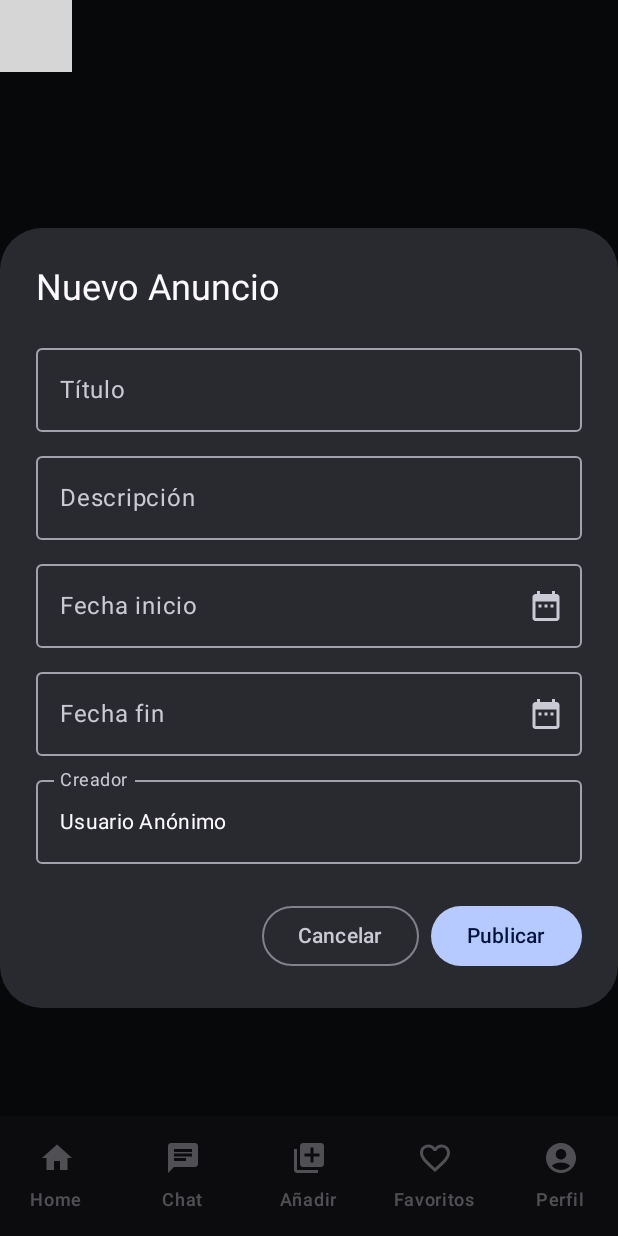
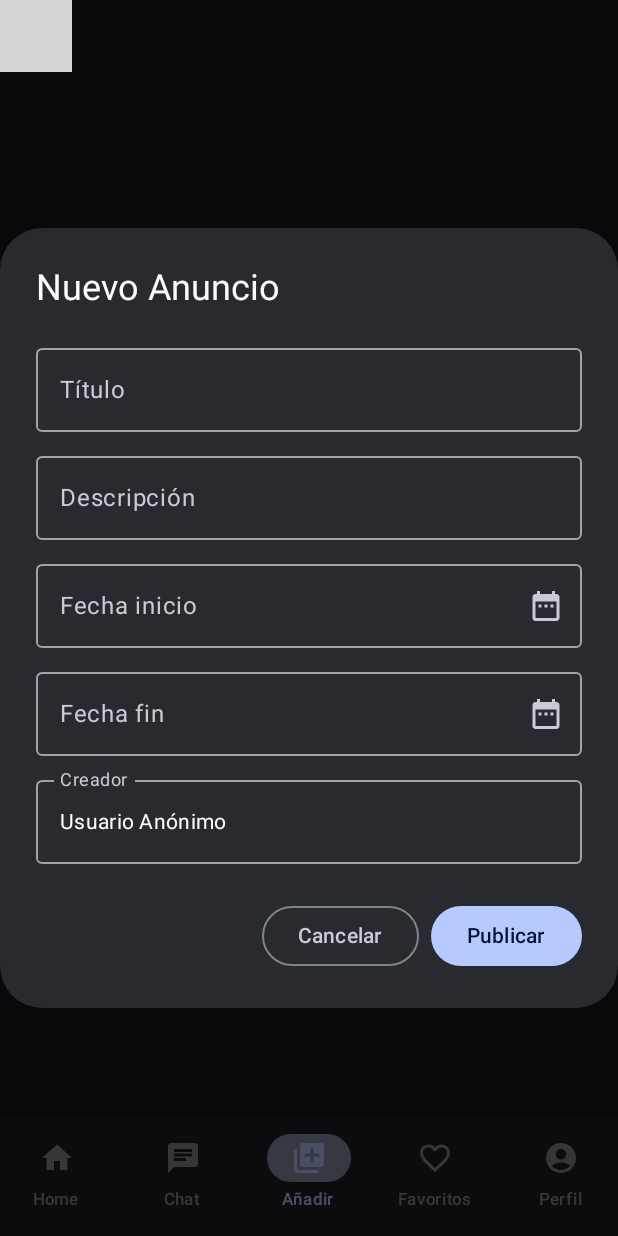
Before and after one commit to alejandrosamalea/WauMatch, an Android app built with Jetpack Compose: the AddScreen screen opened through its navigation route, item 3 of the bottom bar chosen, on a phone screen of 412 x 824 dp. Run offline under Robolectric (Android 15) with nearby library versions, the phone set to English and light mode, and no system bars; our stand-ins replace Firebase (no records; nobody signed in at launch, a user with empty details on screens opened directly), Room's generated code; libraries missing offline, so code that uses them is left out: com.cloudinary.android, com.google.android.play; pictures from the network do not load; 1 statement that could not run was skipped; grey boxes are pictures that could not be loaded.

Commit message:
cambio de colores dependiendo de la ventana

```diff
--- a/app/src/main/java/com/example/waumatch/MainActivity.kt
+++ b/app/src/main/java/com/example/waumatch/MainActivity.kt
@@ -55,7 +55,7 @@ class MainActivity : ComponentActivity() {
                     ) {
                         composable(NavigationItem.Home.route) { HomeScreen() }
                         composable(NavigationItem.Chat.route) { ChatScreen() }
-                        composable(NavigationItem.Add.route) { AddScreen() }
+                        composable(NavigationItem.Add.route) { AddScreen(navController) }
                         composable(NavigationItem.Favorites.route) { FavoritesScreen() }
                         composable(NavigationItem.Profile.route) { ProfileScreen() }
                         composable(NavigationItem.Login.route) { LoginScreen(navController) }
--- a/app/src/main/java/com/example/waumatch/ui/navigation/MainNavigationBar.kt
+++ b/app/src/main/java/com/example/waumatch/ui/navigation/MainNavigationBar.kt
@@ -2,8 +2,11 @@ package com.example.waumatch.ui.navigation
 
 import androidx.compose.material3.*
 import androidx.compose.runtime.Composable
+import androidx.compose.runtime.getValue
+import androidx.compose.ui.graphics.Color
 import androidx.navigation.NavController
 import androidx.compose.ui.res.painterResource
+import androidx.navigation.compose.currentBackStackEntryAsState
 
 @Composable
 fun MainNavigationBar(navController: NavController) {
@@ -15,16 +18,38 @@ fun MainNavigationBar(navController: NavController) {
         NavigationItem.Profile
     )
 
+    val navBackStackEntry by navController.currentBackStackEntryAsState()
+    val currentRoute = navBackStackEntry?.destination?.route
+
     NavigationBar {
         items.forEach { item ->
+            val selected = currentRoute == item.route
             NavigationBarItem(
-                icon = { Icon(painterResource(id = item.icon), contentDescription = item.label) },
-                label = { Text(item.label) },
-                selected = false,
+                icon = {
+                    Icon(
+                        painterResource(id = item.icon),
+                        contentDescription = item.label,
+                        tint = if (selected) MaterialTheme.colorScheme.primary else Color.Gray
+                    )
+                },
+                label = {
+                    Text(
+                        text = item.label,
+                        style = MaterialTheme.typography.labelSmall.copy(
+                            color = if (selected) MaterialTheme.colorScheme.primary else Color.Gray
+                        )
+                    )
+                },
+                selected = selected,
                 onClick = {
-                    navController.navigate(item.route) {
-                        launchSingleTop = true
-                        restoreState = true
+                    if (!selected) {
+                        navController.navigate(item.route) {
+                            launchSingleTop = true
+                            restoreState = true
+                            popUpTo(navController.graph.startDestinationId) {
+                                saveState = true
+                            }
+                        }
                     }
                 }
             )
--- a/app/src/main/java/com/example/waumatch/ui/screens/AddScreen.kt
+++ b/app/src/main/java/com/example/waumatch/ui/screens/AddScreen.kt
@@ -1,35 +1,34 @@
 package com.example.waumatch.ui.screens
 
 import android.app.Application
+import android.app.DatePickerDialog
 import android.widget.Toast
 import androidx.compose.foundation.layout.*
 import androidx.compose.foundation.lazy.LazyColumn
 import androidx.compose.foundation.lazy.items
 import androidx.compose.foundation.text.KeyboardOptions
+import androidx.compose.material.icons.Icons
+import androidx.compose.material.icons.filled.DateRange
 import androidx.compose.material3.*
 import androidx.compose.runtime.*
-import androidx.compose.ui.Alignment
 import androidx.compose.ui.Modifier
 import androidx.compose.ui.platform.LocalContext
 import androidx.compose.ui.text.input.KeyboardType
 import androidx.compose.ui.unit.dp
 import androidx.lifecycle.viewmodel.compose.viewModel
+import androidx.navigation.NavController
 import com.example.waumatch.data.local.AnuncioEntity
 import com.example.waumatch.ui.components.AnuncioCard
 import com.example.waumatch.ui.components.WauMatchHeader
 import com.example.waumatch.viewmodel.AnuncioViewModel
 import com.example.waumatch.viewmodel.AnuncioViewModelFactory
-import android.app.DatePickerDialog
-import android.os.Bundle
-import androidx.compose.material.icons.Icons
-import androidx.compose.material.icons.filled.DateRange
 import com.google.firebase.auth.FirebaseAuth
 import com.google.firebase.firestore.FirebaseFirestore
 import kotlinx.coroutines.tasks.await
 import java.util.*
 
 @Composable
-fun AddScreen() {
+fun AddScreen(navController: NavController) {
     val context = LocalContext.current
     val application = context.applicationContext as Application
     val viewModel: AnuncioViewModel = viewModel(factory = AnuncioViewModelFactory(application))
@@ -41,31 +40,28 @@ fun AddScreen() {
     var fechaFin by remember { mutableStateOf("") }
     var creador by remember { mutableStateOf("") }
 
-    // Variables para el DatePicker
+    // DatePicker
     val calendar = Calendar.getInstance()
     val datePickerDialog = DatePickerDialog(
         context, { _, year, month, dayOfMonth ->
-            // Formateamos la fecha seleccionada
             val formattedDate = "$dayOfMonth/${month + 1}/$year"
-            // Actualizamos las fechas de inicio o fin
             if (fechaInicio.isEmpty()) fechaInicio = formattedDate
             else fechaFin = formattedDate
-        }, calendar.get(Calendar.YEAR), calendar.get(Calendar.MONTH), calendar.get(Calendar.DAY_OF_MONTH)
+        },
+        calendar.get(Calendar.YEAR), calendar.get(Calendar.MONTH), calendar.get(Calendar.DAY_OF_MONTH)
     )
+
     val userId = FirebaseAuth.getInstance().currentUser?.uid ?: ""
     if (userId.isNotBlank()) {
-        // Llamada a Firestore para obtener el nombre del usuario
         val db = FirebaseFirestore.getInstance()
         val userRef = db.collection("usuarios").document(userId)
 
         LaunchedEffect(userId) {
             try {
-                // Obtén los datos del usuario desde Firestore
                 val userDocument = userRef.get().await()
                 val nombreUsuario = userDocument.getString("nombre") ?: "Usuario Anónimo"
                 creador = nombreUsuario
             } catch (e: Exception) {
-                // Manejo de errores en caso de que no se pueda obtener el nombre
                 creador = "Usuario Anónimo"
             }
         }
@@ -118,7 +114,6 @@ fun AddScreen() {
                             keyboardOptions = KeyboardOptions(keyboardType = KeyboardType.Text)
                         )
                         Spacer(modifier = Modifier.height(8.dp))
-
                         OutlinedTextField(
                             value = creador,
                             onValueChange = {},
@@ -138,12 +133,15 @@ fun AddScreen() {
                                     descripcion = descripcion,
                                     fechaInicio = fechaInicio,
                                     fechaFin = fechaFin,
-                                creador = creador,  // Añadido el creador
+                                    creador = creador,
                                     esFavorito = false
                                 )
                                 viewModel.agregarAnuncio(nuevoAnuncio)
                                 Toast.makeText(context, "Anuncio creado", Toast.LENGTH_SHORT).show()
                                 showDialog = false
+                                navController.navigate("home") {
+                                    popUpTo("home") { inclusive = true }
+                                }
                             } else {
                                 Toast.makeText(context, "Rellena todos los campos", Toast.LENGTH_SHORT).show()
                             }
@@ -153,7 +151,12 @@ fun AddScreen() {
                     }
                 },
                 dismissButton = {
-                OutlinedButton(onClick = { showDialog = false }) {
+                    OutlinedButton(onClick = {
+                        showDialog = false
+                        navController.navigate("home") {
+                            popUpTo("home") { inclusive = true }
+                        }
+                    }) {
                         Text("Cancelar")
                     }
                 }
@@ -174,7 +177,8 @@ fun AddScreen() {
                             isExpanded = false,
                             onClick = {},
                             onClose = {},
-                        onToggleFavorito = { viewModel.toggleFavorito(it) })
+                            onToggleFavorito = { viewModel.toggleFavorito(it) }
+                        )
                     }
                 }
             }
```
Lines whose indentation alone changed are shown as unchanged.
